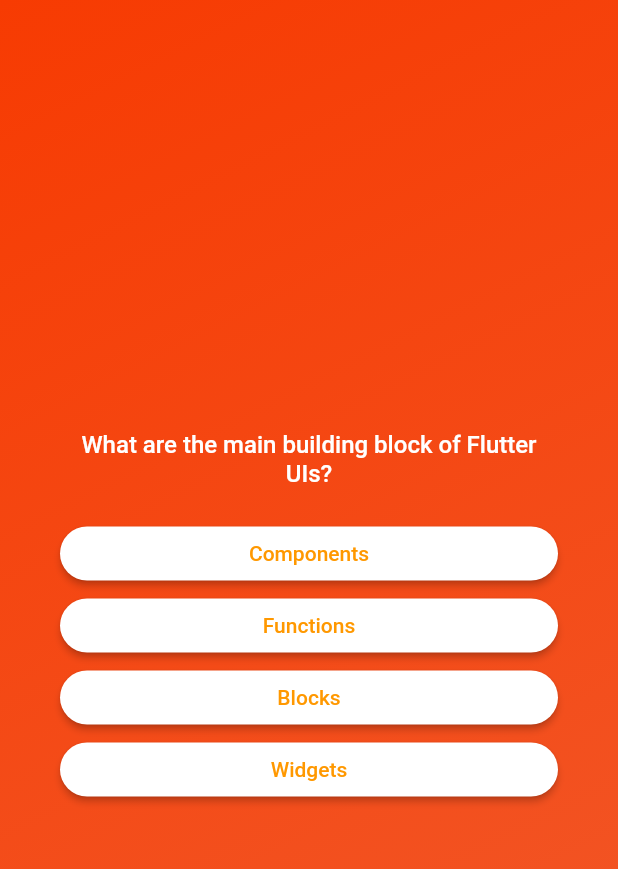
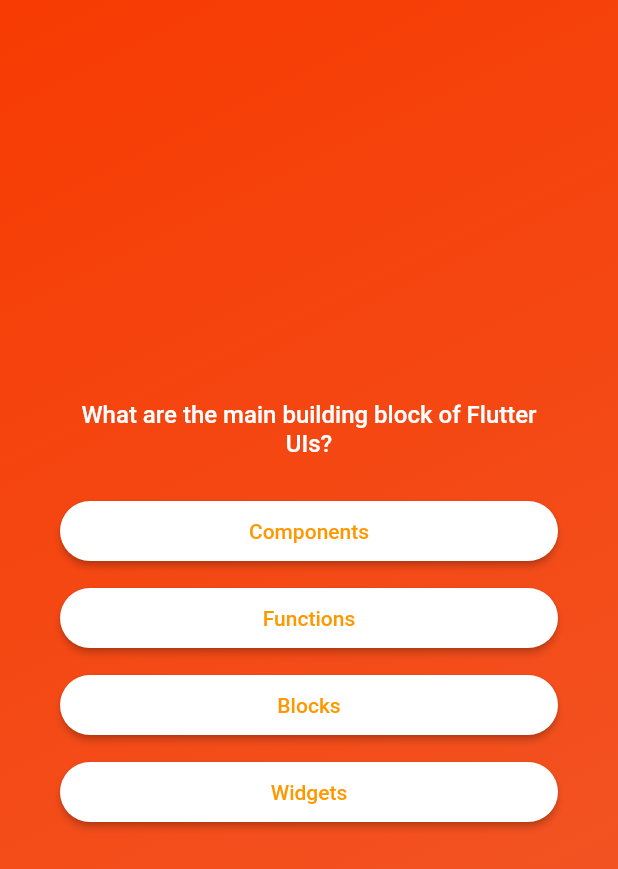
Before and after one commit to Md-Shoyab/flutter_quiz_app, a Flutter app: the screen it shows after launch, after a tap on "Start Quiz!!", on a phone screen of 412 x 824 dp. Shown: the top 869 px of the screen. Run offline on Flutter 3.47's test engine with Material 2 defaults, Android fonts, the phone set to English and light mode, and no system bars.

Commit message:
Margin added between each answer button for proper spacing

```diff
--- a/lib/widgets/answer_button.dart
+++ b/lib/widgets/answer_button.dart
@@ -11,17 +11,23 @@ class AnswerButton extends StatelessWidget {
   final void Function() onTap;
   @override
   Widget build(BuildContext context) {
-    return ElevatedButton(
+    return Container(
+      margin: const EdgeInsets.symmetric(vertical: 5),
+      child: ElevatedButton(
         onPressed: onTap,
         style: ElevatedButton.styleFrom(
-        padding: const EdgeInsets.symmetric(vertical: 10, horizontal: 40),
+          padding: const EdgeInsets.symmetric(vertical: 12, horizontal: 40),
           backgroundColor: Colors.white,
           foregroundColor: Colors.orange,
           shape: RoundedRectangleBorder(
             borderRadius: BorderRadius.circular(40),
           ),
         ),
-      child: Text(answerText),
+        child: Text(
+          answerText,
+          textAlign: TextAlign.center,
+        ),
+      ),
     );
   }
 }
```
Lines whose indentation alone changed are shown as unchanged.
